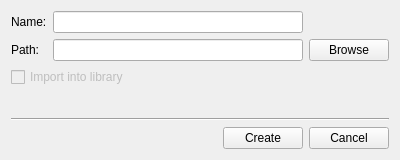
SimonEverts/plok-photomanager, file gui/createsetdialog.ui: the form before one commit.
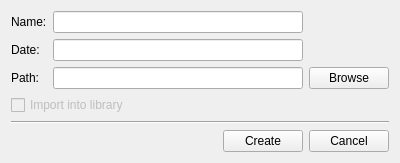
The form after the commit.

Diff of the .ui file:
```diff
--- a/gui/createsetdialog.ui
+++ b/gui/createsetdialog.ui
@@ -16,7 +16,17 @@
   <layout class="QVBoxLayout" name="verticalLayout">
    <item>
     <layout class="QGridLayout" name="gridLayout">
-     <item row="2" column="0">
+     <item row="3" column="1">
+      <widget class="QLineEdit" name="pathEdit"/>
+     </item>
+     <item row="3" column="2">
+      <widget class="QPushButton" name="browseButton">
+       <property name="text">
+        <string>Browse</string>
+       </property>
+      </widget>
+     </item>
+     <item row="3" column="0">
       <widget class="QLabel" name="label_2">
        <property name="text">
         <string>Path:</string>
@@ -33,15 +43,15 @@
        </property>
       </widget>
      </item>
+     <item row="2" column="0">
+      <widget class="QLabel" name="label_3">
+       <property name="text">
+        <string>Date:</string>
+       </property>
+      </widget>
+     </item>
      <item row="2" column="1">
-      <widget class="QLineEdit" name="pathEdit"/>
-     </item>
-     <item row="2" column="2">
-      <widget class="QPushButton" name="browseButton">
-       <property name="text">
-        <string>Browse</string>
-       </property>
-      </widget>
+      <widget class="QLineEdit" name="dateEdit"/>
      </item>
     </layout>
    </item>
```
